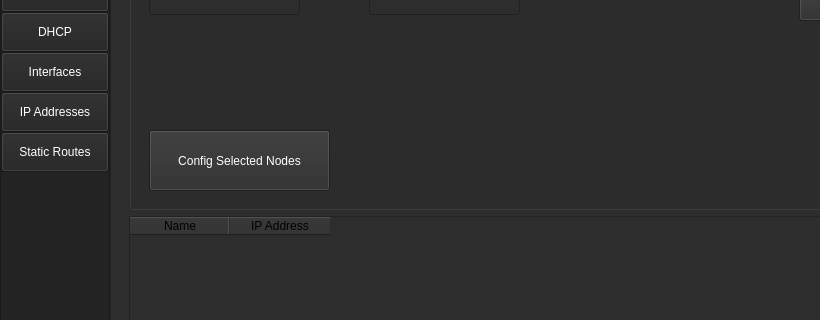
This is UI/ui_main.ui in monico18/LTI-SDN-Controller as Qt 5 draws it before an edit; both pictures show x 0 to 820 and y 149 to 469 of the 1168 by 723 pixel window. The edited form follows.
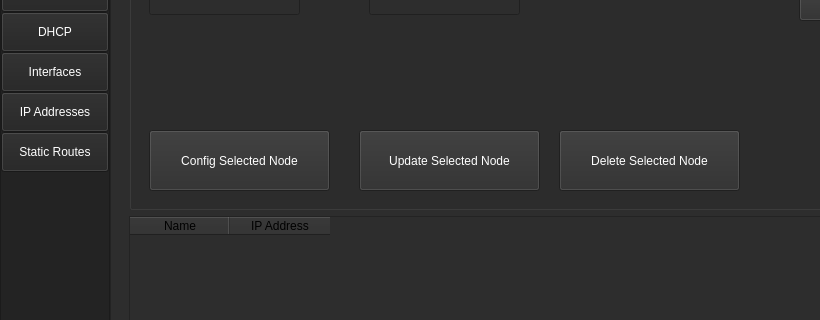
This is the edited form.

The edit to the form file:
```diff
--- a/UI/ui_main.ui
+++ b/UI/ui_main.ui
@@ -3510,7 +3510,281 @@
                   </palette>
                  </property>
                  <property name="text">
-                  <string>Config Selected Nodes</string>
+                  <string>Config Selected Node</string>
+                 </property>
+                </widget>
+                <widget class="QPushButton" name="btn_delete_node">
+                 <property name="geometry">
+                  <rect>
+                   <x>430</x>
+                   <y>260</y>
+                   <width>181</width>
+                   <height>61</height>
+                  </rect>
+                 </property>
+                 <property name="minimumSize">
+                  <size>
+                   <width>0</width>
+                   <height>40</height>
+                  </size>
+                 </property>
+                 <property name="palette">
+                  <palette>
+                   <active>
+                    <colorrole role="Button">
+                     <brush brushstyle="SolidPattern">
+                      <color alpha="255">
+                       <red>45</red>
+                       <green>45</green>
+                       <blue>45</blue>
+                      </color>
+                     </brush>
+                    </colorrole>
+                    <colorrole role="ButtonText">
+                     <brush brushstyle="SolidPattern">
+                      <color alpha="255">
+                       <red>255</red>
+                       <green>255</green>
+                       <blue>255</blue>
+                      </color>
+                     </brush>
+                    </colorrole>
+                    <colorrole role="Base">
+                     <brush brushstyle="SolidPattern">
+                      <color alpha="255">
+                       <red>45</red>
+                       <green>45</green>
+                       <blue>45</blue>
+                      </color>
+                     </brush>
+                    </colorrole>
+                    <colorrole role="Window">
+                     <brush brushstyle="SolidPattern">
+                      <color alpha="255">
+                       <red>45</red>
+                       <green>45</green>
+                       <blue>45</blue>
+                      </color>
+                     </brush>
+                    </colorrole>
+                   </active>
+                   <inactive>
+                    <colorrole role="Button">
+                     <brush brushstyle="SolidPattern">
+                      <color alpha="255">
+                       <red>45</red>
+                       <green>45</green>
+                       <blue>45</blue>
+                      </color>
+                     </brush>
+                    </colorrole>
+                    <colorrole role="ButtonText">
+                     <brush brushstyle="SolidPattern">
+                      <color alpha="255">
+                       <red>255</red>
+                       <green>255</green>
+                       <blue>255</blue>
+                      </color>
+                     </brush>
+                    </colorrole>
+                    <colorrole role="Base">
+                     <brush brushstyle="SolidPattern">
+                      <color alpha="255">
+                       <red>45</red>
+                       <green>45</green>
+                       <blue>45</blue>
+                      </color>
+                     </brush>
+                    </colorrole>
+                    <colorrole role="Window">
+                     <brush brushstyle="SolidPattern">
+                      <color alpha="255">
+                       <red>45</red>
+                       <green>45</green>
+                       <blue>45</blue>
+                      </color>
+                     </brush>
+                    </colorrole>
+                   </inactive>
+                   <disabled>
+                    <colorrole role="Button">
+                     <brush brushstyle="SolidPattern">
+                      <color alpha="255">
+                       <red>45</red>
+                       <green>45</green>
+                       <blue>45</blue>
+                      </color>
+                     </brush>
+                    </colorrole>
+                    <colorrole role="ButtonText">
+                     <brush brushstyle="SolidPattern">
+                      <color alpha="255">
+                       <red>120</red>
+                       <green>120</green>
+                       <blue>120</blue>
+                      </color>
+                     </brush>
+                    </colorrole>
+                    <colorrole role="Base">
+                     <brush brushstyle="SolidPattern">
+                      <color alpha="255">
+                       <red>45</red>
+                       <green>45</green>
+                       <blue>45</blue>
+                      </color>
+                     </brush>
+                    </colorrole>
+                    <colorrole role="Window">
+                     <brush brushstyle="SolidPattern">
+                      <color alpha="255">
+                       <red>45</red>
+                       <green>45</green>
+                       <blue>45</blue>
+                      </color>
+                     </brush>
+                    </colorrole>
+                   </disabled>
+                  </palette>
+                 </property>
+                 <property name="text">
+                  <string>Delete Selected Node</string>
+                 </property>
+                </widget>
+                <widget class="QPushButton" name="btn_delete_node_2">
+                 <property name="geometry">
+                  <rect>
+                   <x>230</x>
+                   <y>260</y>
+                   <width>181</width>
+                   <height>61</height>
+                  </rect>
+                 </property>
+                 <property name="minimumSize">
+                  <size>
+                   <width>0</width>
+                   <height>40</height>
+                  </size>
+                 </property>
+                 <property name="palette">
+                  <palette>
+                   <active>
+                    <colorrole role="Button">
+                     <brush brushstyle="SolidPattern">
+                      <color alpha="255">
+                       <red>45</red>
+                       <green>45</green>
+                       <blue>45</blue>
+                      </color>
+                     </brush>
+                    </colorrole>
+                    <colorrole role="ButtonText">
+                     <brush brushstyle="SolidPattern">
+                      <color alpha="255">
+                       <red>255</red>
+                       <green>255</green>
+                       <blue>255</blue>
+                      </color>
+                     </brush>
+                    </colorrole>
+                    <colorrole role="Base">
+                     <brush brushstyle="SolidPattern">
+                      <color alpha="255">
+                       <red>45</red>
+                       <green>45</green>
+                       <blue>45</blue>
+                      </color>
+                     </brush>
+                    </colorrole>
+                    <colorrole role="Window">
+                     <brush brushstyle="SolidPattern">
+                      <color alpha="255">
+                       <red>45</red>
+                       <green>45</green>
+                       <blue>45</blue>
+                      </color>
+                     </brush>
+                    </colorrole>
+                   </active>
+                   <inactive>
+                    <colorrole role="Button">
+                     <brush brushstyle="SolidPattern">
+                      <color alpha="255">
+                       <red>45</red>
+                       <green>45</green>
+                       <blue>45</blue>
+                      </color>
+                     </brush>
+                    </colorrole>
+                    <colorrole role="ButtonText">
+                     <brush brushstyle="SolidPattern">
+                      <color alpha="255">
+                       <red>255</red>
+                       <green>255</green>
+                       <blue>255</blue>
+                      </color>
+                     </brush>
+                    </colorrole>
+                    <colorrole role="Base">
+                     <brush brushstyle="SolidPattern">
+                      <color alpha="255">
+                       <red>45</red>
+                       <green>45</green>
+                       <blue>45</blue>
+                      </color>
+                     </brush>
+                    </colorrole>
+                    <colorrole role="Window">
+                     <brush brushstyle="SolidPattern">
+                      <color alpha="255">
+                       <red>45</red>
+                       <green>45</green>
+                       <blue>45</blue>
+                      </color>
+                     </brush>
+                    </colorrole>
+                   </inactive>
+                   <disabled>
+                    <colorrole role="Button">
+                     <brush brushstyle="SolidPattern">
+                      <color alpha="255">
+                       <red>45</red>
+                       <green>45</green>
+                       <blue>45</blue>
+                      </color>
+                     </brush>
+                    </colorrole>
+                    <colorrole role="ButtonText">
+                     <brush brushstyle="SolidPattern">
+                      <color alpha="255">
+                       <red>120</red>
+                       <green>120</green>
+                       <blue>120</blue>
+                      </color>
+                     </brush>
+                    </colorrole>
+                    <colorrole role="Base">
+                     <brush brushstyle="SolidPattern">
+                      <color alpha="255">
+                       <red>45</red>
+                       <green>45</green>
+                       <blue>45</blue>
+                      </color>
+                     </brush>
+                    </colorrole>
+                    <colorrole role="Window">
+                     <brush brushstyle="SolidPattern">
+                      <color alpha="255">
+                       <red>45</red>
+                       <green>45</green>
+                       <blue>45</blue>
+                      </color>
+                     </brush>
+                    </colorrole>
+                   </disabled>
+                  </palette>
+                 </property>
+                 <property name="text">
+                  <string>Update Selected Node</string>
                  </property>
                 </widget>
                 <zorder>label</zorder>
```
Left out of the diff: 2 changed lines with no effect on the pictures.
